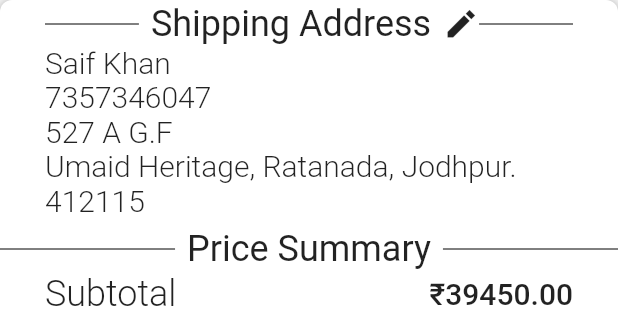
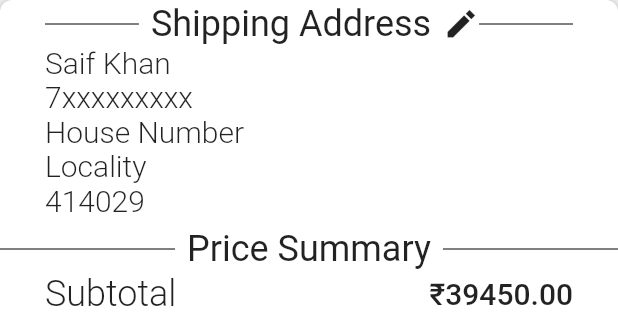
Before and after one commit to Saif1101/ArtEcommerce, a Flutter app: the OrderConfirmationScreen screen opened by its route, on a phone screen of 412 x 824 dp, the part 93-413 px from its top. Run offline on Flutter 3.47's test engine with Material 2 defaults, Android fonts, the phone set to English and light mode, and no system bars; our stand-ins replace bloc, cached_network_image, curved_navigation_bar, equatable, flutter_bloc, flutter_svg and 4 more; network calls fail.

Commit message:
-Fixed All AddressExpansionTiles Redirecting To OrderConfirmationPage

```diff
--- a/lib/config/app_router.dart
+++ b/lib/config/app_router.dart
@@ -46,7 +46,7 @@ class AppRouter {
       case AddEditAddressScreen.routeName:
         return AddEditAddressScreen.route();
       case SelectAddressScreen.routeName:
-        return SelectAddressScreen.route();
+        return SelectAddressScreen.route(settings.arguments as bool);
       case SearchPage.routeName:
         return SearchPage.route();
       case OrderHistory.routeName:
--- a/lib/entities/CartEntity.dart
+++ b/lib/entities/CartEntity.dart
@@ -3,26 +3,9 @@ import 'package:art_ecommerce/models/models.dart';
 import 'package:equatable/equatable.dart';
 
 class Cart extends Equatable {
+  //List<OrderProductEntity> products;
 
   Cart();
-
-
-
-
-  final PaintingEntity samplePainting = const PaintingEntity(
-      imageURL:
-          "https://cdn11.bigcommerce.com/s-x49po/images/stencil/1280x1280/products/48531/64528/1580979349267_Heron_painting_sunset__95466.1581158272.jpg?c=2",
-      paintingID: 'Heron',
-      title: 'Heron',
-      themes: ['Nature', 'Animals', 'Portrait'],
-      themesID: ['001', '002', '003'],
-      description:
-          'Bird on sunset painting (ART_4772_44791) - Handpainted Art Painting - 22in X 28in',
-      isFeatured: true,
-      isPopular: true,
-      price: 7890,
-      availability: 'Available');
-
 
 
   double get subtotal =>
--- a/lib/entities/OrderEntity.dart
+++ b/lib/entities/OrderEntity.dart
@@ -6,7 +6,7 @@ import 'package:equatable/equatable.dart';
 
 class OrderEntity extends Equatable{
   final String orderID;
-  final List<OrderedProduct> products;
+  final List<OrderProductEntity> products;
   final AddressEntity address;
 
   final DateTime dateTime;
--- a/lib/entities/OrderedPaintingEntity.dart
+++ b/lib/entities/OrderedPaintingEntity.dart
@@ -1,8 +1,8 @@
 import 'package:art_ecommerce/entities/PaintingEntity.dart';
 
-class OrderedProduct{
+class OrderProductEntity{
   final PaintingEntity product;
   final int quantity;
 
-  OrderedProduct({required this.product, required this.quantity});
+  OrderProductEntity({required this.product, required this.quantity});
 }
--- a/lib/journeys/cart/cart_screen.dart
+++ b/lib/journeys/cart/cart_screen.dart
@@ -59,7 +59,7 @@ class CartScreen extends StatelessWidget {
                       child: Material(
                         elevation: 10,
                         child: GestureDetector(
-                          onTap: ()=>{Navigator.pushNamed(context, '/select-address')},
+                          onTap: ()=>{Navigator.pushNamed(context, '/select-address', arguments: true)},
                           child: BlackButtonWithText(text: 'Proceed'),
                         ),
                       ),
--- a/lib/journeys/catalog/select_view_popup.dart
+++ b/lib/journeys/catalog/select_view_popup.dart
@@ -40,7 +40,7 @@ class _SelectViewWidgetState extends State<SelectViewWidget> {
                 Text(
                   'Grid',
                   style: TextStyle(
-                    color: gridView ? Colors.white : Colors.black,
+                  color: gridView ? Colors.white : Colors.black,
                   ),
                 ),
                 Icon(
--- a/lib/journeys/profile/profile_screen.dart
+++ b/lib/journeys/profile/profile_screen.dart
@@ -47,7 +47,7 @@ class ProfileScreen extends StatelessWidget {
       ListTile(
           title: const Text('Address Book'),
           onTap: () {
-            Navigator.pushNamed(context, '/select-address');
+            Navigator.pushNamed(context, '/select-address', arguments: false);
           },
       ),
       ListTile(
--- a/lib/models/models.dart
+++ b/lib/models/models.dart
@@ -77,36 +77,36 @@ class Models{
        addressID: '#123',
        email: 'sfn1101@gmail.com',
       name: 'Saif Khan',
-      pinCode: 412115,
-      address1: '527 A G.F',
-      address2: 'Umaid Heritage, Ratanada, Jodhpur.',
-      landmark: 'Umaid Heritage.',
-      city: 'Jodhpur',
+      pinCode: 414029,
+      address1: 'House Number',
+      address2: 'Locality',
+      landmark: 'Landmark',
+      city: 'Jaipur',
       state: 'Rajasthan',
-      mobileNumber: '7357346047',
+      mobileNumber: '7xxxxxxxxx',
     ),
     AddressEntity(
        addressID: '#456',
        email: 'sfn1101@gmail.com',
       name: 'Saif Khan2',
-      pinCode: 412116,
-      address1: '527 b G.F',
-      address2: 'Umaid Heritage, Ratanada, Jodhpur.',
-      landmark: 'Umaid Heritage.',
-      city: 'Jodhpur',
-      state: 'Rajasthan',
-      mobileNumber: '9413329250',
+      pinCode: 414021,
+      address1: 'House Number',
+      address2: 'Locality',
+      landmark: 'Landmark',
+      city: 'Mumbai',
+      state: 'Maharashtra',
+      mobileNumber: '7xxxxxxxxx',
     ),
     AddressEntity(
        addressID: '#789',
        email: 'sfn1101@gmail.com',
       name: 'Saif Khan3',
-      pinCode: 412115,
-      address1: '527 b G.F',
-      address2: 'Umaid Heritage, Ratanada, Jodhpur.',
-      landmark: 'Umaid Heritage.',
-      city: 'Jodhpur',
-      state: 'Rajasthan',
+      pinCode: 515027,
+      address1: 'House Number',
+      address2: 'Locality',
+      landmark: 'Landmark',
+      city: 'Ahemdabad',
+      state: 'Gujarat',
       mobileNumber: '123456789',
     ),
     AddressEntity(
@@ -126,7 +126,7 @@ class Models{
     OrderEntity(
     address: addresses[0],
     orderID:'#123',
-    products: [OrderedProduct(product: products[0], quantity: 2)],
+    products: [OrderProductEntity(product: products[0], quantity: 2)],
     dateTime: DateTime.now(),
     total: 200,
     subtotal: 20,
@@ -135,7 +135,7 @@ class Models{
     OrderEntity(
     address:addresses[1],
     orderID:'#456',
-    products: [OrderedProduct(product: products[1], quantity: 1)],
+    products: [OrderProductEntity(product: products[1], quantity: 1)],
     dateTime: DateTime.now(),
     total: 300,
     subtotal: 30,
@@ -144,7 +144,7 @@ class Models{
     OrderEntity(
     address: addresses[2],
     orderID:'#789',
-    products: [OrderedProduct(product: products[2], quantity: 2)],
+    products: [OrderProductEntity(product: products[2], quantity: 2)],
     dateTime: DateTime.now(),
     total: 200,
     subtotal: 20,
--- a/lib/widgets/custom_bottom_navbar.dart
+++ b/lib/widgets/custom_bottom_navbar.dart
@@ -31,7 +31,6 @@ class CustomBottomNavBar extends StatelessWidget {
 
       ],
       onTap: (index){
-        print('navigating to $index');
         navigationOnTap(index);
       },
       backgroundColor: Colors.white,
--- a/pubspec.yaml
+++ b/pubspec.yaml
@@ -46,6 +46,7 @@ dependencies:
   dartz:
   cached_network_image:
   expansion_tile_card:
+  step_progress_indicator:
 
 
 dependency_overrides:
```
Also changed, not shown: lib/journeys/checkout/address_expansion_tile.dart (+7 -7 lines), lib/journeys/checkout/select_address.dart (+10 -5 lines), lib/journeys/history/order_history_card.dart (+44 -9 lines), pubspec.lock.
